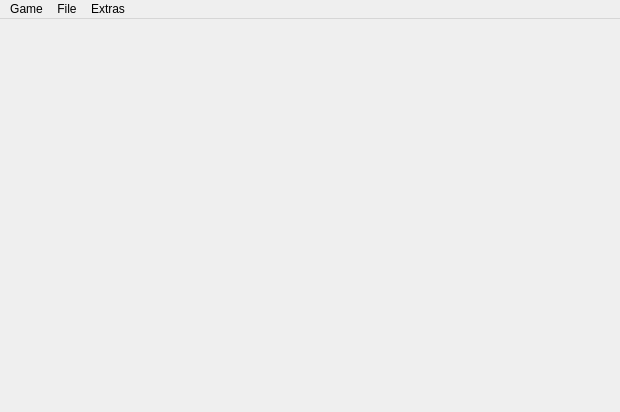
First picture: the form in tools/i6engine-editor/gui/wndMainWindow.ui, repository ClockworkOrigins/i6engine, before the edit.
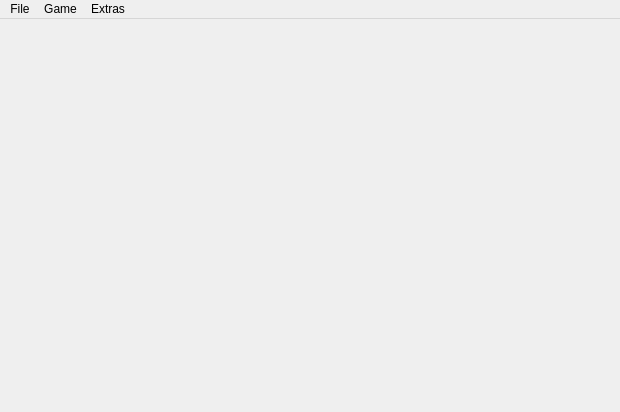
Second picture: the form after the edit.

Diff of the .ui file:
```diff
--- a/tools/i6engine-editor/gui/wndMainWindow.ui
+++ b/tools/i6engine-editor/gui/wndMainWindow.ui
@@ -65,8 +65,6 @@
      <string>Game</string>
     </property>
    </widget>
-   <addaction name="menuFile"/>
-   <addaction name="menuGame"/>
    <widget class="QMenu" name="menuExtras">
     <property name="title">
      <string>Extras</string>
@@ -74,6 +72,7 @@
     <addaction name="actionOptions"/>
    </widget>
    <addaction name="menuFile"/>
+   <addaction name="menuGame"/>
    <addaction name="menuExtras"/>
   </widget>
   <action name="actionLoad_Level">
```
